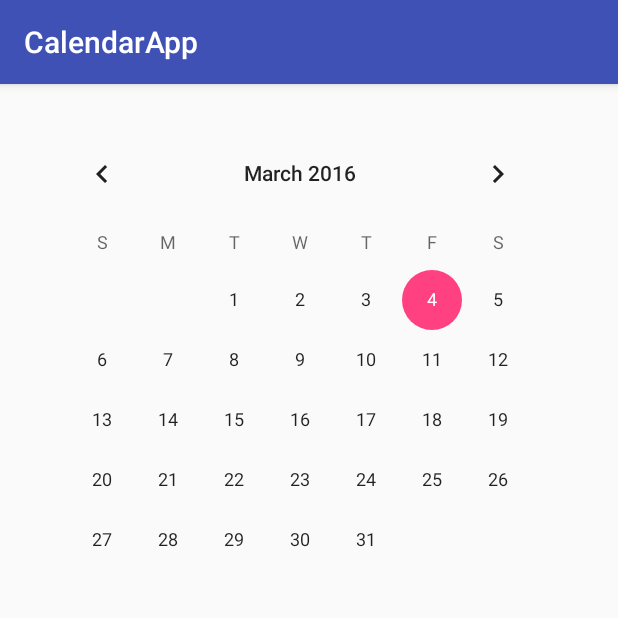
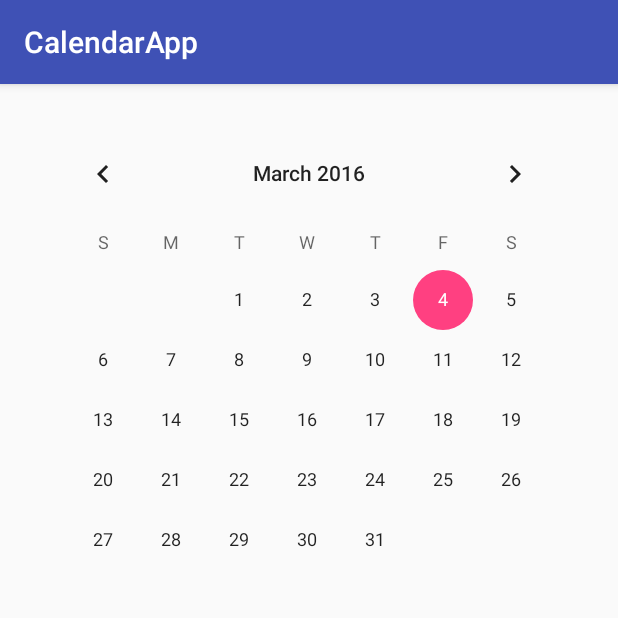
Before and after one commit to emcleod17/CalendarApp, an Android app: the screen it shows after launch (MainActivity), on a phone screen of 412 x 824 dp, the top half of it. Run offline under Robolectric (Android 15) with nearby library versions, the phone set to English and light mode, and no system bars.

```diff
--- a/app/src/main/java/com/example/emcleod/calendarapp/MainActivity.java
+++ b/app/src/main/java/com/example/emcleod/calendarapp/MainActivity.java
@@ -2,6 +2,7 @@ package com.example.emcleod.calendarapp;
 
 import android.support.v7.app.AppCompatActivity;
 import android.os.Bundle;
+import android.view.Menu;
 import android.widget.CalendarView;
 import android.widget.CalendarView.OnDateChangeListener;
 import android.widget.Toast;
@@ -35,4 +36,10 @@ public class MainActivity extends AppCompatActivity {
             }
         });
     }
+
+    @Override
+    public boolean onCreateOptionsMenu(Menu menu) {
+        getMenuInflater().inflate(R.menu.activity_main, menu);
+        return true;
+    }
 }
--- a/app/src/main/res/layout/activity_main.xml
+++ b/app/src/main/res/layout/activity_main.xml
@@ -10,8 +10,8 @@
     tools:context="com.example.emcleod.calendarapp.MainActivity">
 
     <CalendarView
-        android:layout_width="wrap_content"
-        android:layout_height="wrap_content"
+        android:layout_width="match_parent"
+        android:layout_height="match_parent"
         android:layout_margin="10dp"
         android:id="@+id/calendarView" />
 </RelativeLayout>
--- /dev/null
+++ b/app/src/main/res/menu/activity_main.xml
@@ -0,0 +1,4 @@
+<?xml version="1.0" encoding="utf-8"?>
+<menu xmlns:android="http://schemas.android.com/apk/res/android">
+
+</menu>
```
